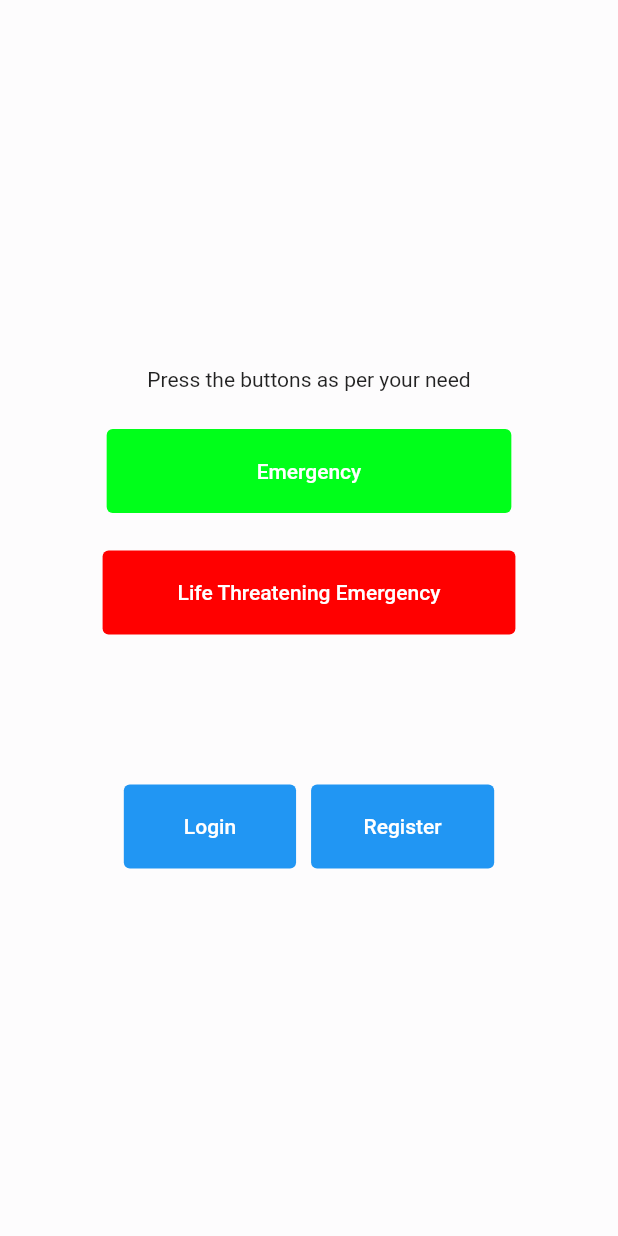
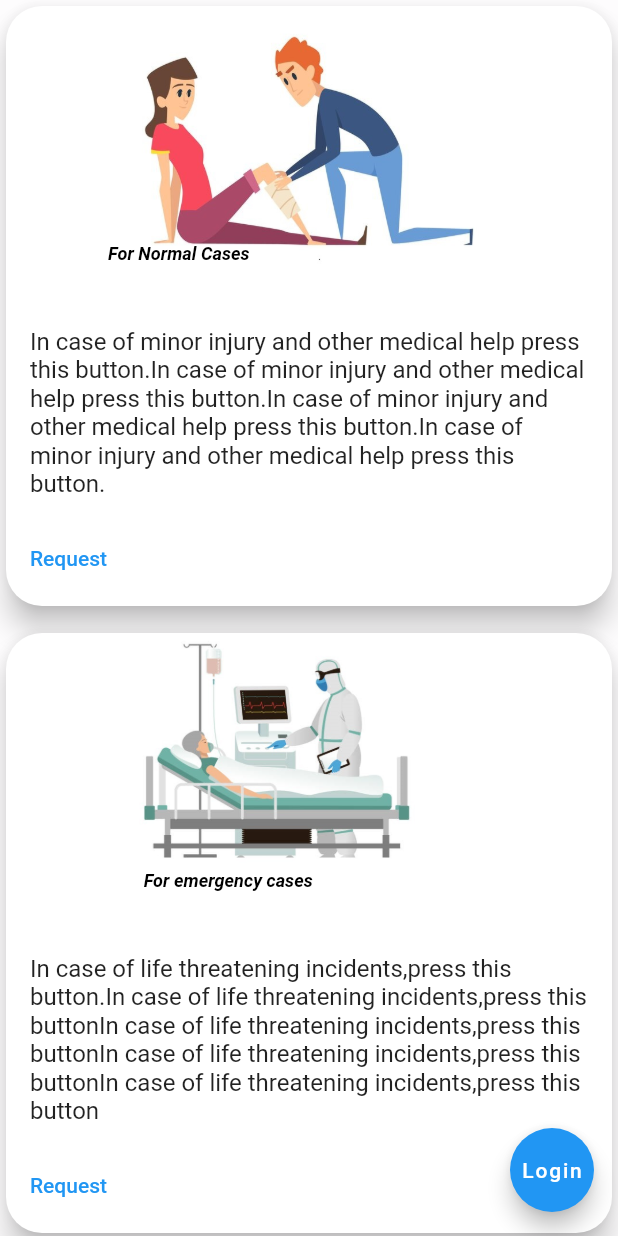
Before and after one commit to NightyNight008/AMB-app, a Flutter app: the screen it shows after launch, on a phone screen of 412 x 824 dp. Run offline on Flutter 3.47's test engine with Material 2 defaults, Android fonts, the phone set to English and light mode, and no system bars; our stand-ins replace firebase_auth, firebase_core, firebase_database; accounts and stored records are empty.

```diff
--- a/lib/constant/routes.dart
+++ b/lib/constant/routes.dart
@@ -1,4 +1,4 @@
-import 'package:amb_app/views/user_options.dart';
+import 'package:amb_app/views/user_profileoptions.dart';
 
 const loginRoute = '/login/';
 const registerRoute = '/register/';
@@ -10,3 +10,6 @@ const mapsroute = '/maps';
 const registerdriverroute = "/registerdriver";
 const profilePhome = "/ProfilePhome";
 const useroptionsroute = "/UserOptions";
+const databaseroute = "/Database";
+const readroute = "/Read";
+const writeroute = "/write";
--- a/lib/custom widgets/cardbutton.dart
+++ b/lib/custom widgets/cardbutton.dart
@@ -27,9 +27,6 @@ class CardButton extends StatelessWidget {
       ),
       child: Column(
         children: [
-          // const SizedBox(
-          //   height: 10,
-          // ),
           Stack(
             children: [
               Image.asset(
@@ -37,20 +34,10 @@ class CardButton extends StatelessWidget {
                 height: 180,
                 fit: BoxFit.fill,
               ),
-
-              // Ink.image(
-              //   image: NetworkImage(link),
-              //   height: 150,
-              //   fit: BoxFit.cover,
-              //   width: double.infinity,
-              //   child: InkWell(
-              //     onTap: () {},
-              //   ),
-              // ),
               Positioned(
                 bottom: 8,
-                right: 0,
-                left: 0,
+                right: 8,
+                left: 8,
                 child: Text(
                   text,
                   style: const TextStyle(
@@ -63,7 +50,6 @@ class CardButton extends StatelessWidget {
               ),
             ],
           ),
-
           const SizedBox(
             height: 18,
           ),
--- a/lib/custom widgets/pressable_buttons.dart
+++ b/lib/custom widgets/pressable_buttons.dart
@@ -23,7 +23,7 @@ class Pressable_Button extends StatelessWidget {
         Navigator.of(context).pushNamedAndRemoveUntil(onTap, (route) => false);
       },
       style: TextButton.styleFrom(
-        backgroundColor: buttonbackgroundcolor ?? Colors.blue,
+        backgroundColor: buttonbackgroundcolor ?? Colors.purple[400],
         foregroundColor: Colors.white,
         padding: EdgeInsets.symmetric(
             horizontal: horizontalLength ?? 50, vertical: verticallength ?? 20),
--- a/lib/views/home_view.dart
+++ b/lib/views/home_view.dart
@@ -1,3 +1,4 @@
+import 'package:amb_app/custom%20widgets/cardbutton.dart';
 import 'package:amb_app/custom%20widgets/pressable_buttons.dart';
 import 'package:flutter/material.dart';
 
@@ -14,64 +15,99 @@ class _HomePageState extends State<HomePage> {
   @override
   Widget build(BuildContext context) {
     return Scaffold(
+      // floatingActionButtonLocation: FloatingActionButtonLocation.centerFloat,
+      // floatingActionButton: Container(
+      //   padding: const EdgeInsets.symmetric(horizontal: 8),
+      //   height: 60,
+      //   width: double.infinity,
+      //   margin: const EdgeInsets.symmetric(
+      //     horizontal: 8,
+      //   ),
+      //   decoration: BoxDecoration(
+      //     borderRadius: BorderRadius.circular(40),
+      //     color: Colors.purple,
+      //   ),
+      //   child: const Text(
+      //     'Login',
+      //     textAlign: TextAlign.center,
+      //   ),
+      // ),
+      floatingActionButton: FloatingActionButton(
+        onPressed: () {
+          Navigator.of(context)
+              .pushNamedAndRemoveUntil(loginRoute, (route) => false);
+        },
+        child: const Text('Login'),
+      ),
+
       backgroundColor: const Color.fromARGB(255, 253, 252, 253),
       body: SafeArea(
         child: Center(
+          child: SingleChildScrollView(
             child: Column(
               mainAxisAlignment: MainAxisAlignment.center,
               children: [
-              const Text("Press the buttons as per your need"),
-              const SizedBox(
-                height: 25,
-              ),
                 // *******************************************************Emergency button
 
-              Pressable_Button(
-                onTap: loginRoute,
-                buttontext: 'Emergency',
-                buttonbackgroundcolor: const Color.fromARGB(255, 0, 255, 26),
-                horizontalLength: 100,
+                CardButton(
+                    tap: () {},
+                    text: 'For Normal Cases',
+                    details:
+                        "In case of minor injury and other medical help press this button.In case of minor injury and other medical help press this button.In case of minor injury and other medical help press this button.In case of minor injury and other medical help press this button.",
+                    link: "assets/images/injured.jpg",
+                    pressbutton: 'Request'),
+
+                //*************************************************Life threatening  */
+                const SizedBox(
+                  height: 10,
                 ),
-              const SizedBox(
-                height: 25,
-              ),
-              //*************************************************Life threatening  */
-
-              Pressable_Button(
-                onTap: loginRoute,
-                buttontext: 'Life Threatening Emergency',
-                buttonbackgroundcolor: const Color.fromARGB(255, 255, 0, 0),
-              ),
+                CardButton(
+                    tap: () {},
+                    text: 'For emergency cases',
+                    details:
+                        "In case of life threatening incidents,press this button.In case of life threatening incidents,press this buttonIn case of life threatening incidents,press this buttonIn case of life threatening incidents,press this buttonIn case of life threatening incidents,press this button",
+                    link: "assets/images/icu.jpg",
+                    pressbutton: 'Request'),
 
                 //*****************************************************/
-              const SizedBox(
-                height: 100,
-              ),
                 //*****************************Login Button On Homepage */
 
-              Row(
-                mainAxisAlignment: MainAxisAlignment.center,
-                children: [
-                  Pressable_Button(
-                    onTap: loginRoute,
-                    buttontext: 'Login',
-                    horizontalLength: 40,
+                // Center(
+                //   child: Row(
+                //     mainAxisAlignment: MainAxisAlignment.end,
+                //     children: [
+                //       Pressable_Button(
+                //         onTap: loginRoute,
+                //         buttontext: 'Login',
+                //         horizontalLength: 90,
+                //       ),
+
+                //       const SizedBox(
+                //         width: 10,
+                //       ),
+                //       //****************************Register Button */
+                //       Pressable_Button(
+                //         onTap: register2Route,
+                //         buttontext: 'Register',
+                //         horizontalLength: 90,
+                //       ),
+
+                //       //**********************************************************************/
+                //     ],
+                //   ),
+                // ),
+
+                //REmove this
+                const SizedBox(
+                  height: 5,
                 ),
-
+                Pressable_Button(onTap: databaseroute, buttontext: 'Database'),
+                // *****till here
                 const SizedBox(
-                    width: 10,
+                  height: 80,
                 ),
-                  //****************************8Register Button */
-                  Pressable_Button(
-                    onTap: register2Route,
-                    buttontext: 'Register',
-                    horizontalLength: 35,
-                  ),
-
-                  //**********************************************************************/
               ],
             ),
-            ],
           ),
         ),
       ),
--- a/lib/views/profile_home.dart
+++ b/lib/views/profile_home.dart
@@ -1,6 +1,6 @@
 import 'package:amb_app/constant/routes.dart';
 import 'package:amb_app/views/ProfilePage.dart';
-import 'package:amb_app/views/user_options.dart';
+import 'package:amb_app/views/user_profileoptions.dart';
 import 'package:flutter/material.dart';
 import '../custom widgets/cardbutton.dart';
 import 'login_view.dart';
--- a/lib/views/user_options.dart
+++ b/lib/views/user_profileoptions.dart
@@ -36,12 +36,37 @@ class _UserOptionsState extends State<UserOptions> {
                 link: 'assets/images/Ambulance1.jpg',
                 pressbutton: 'Request',
               ),
+              const SizedBox(
+                  height: 10,
+                ),
+              CardButton(
+                    tap: () {},
+                    text: 'For Normal Cases',
+                    details:
+                        "In case of minor injury and other medical help press this button.In case of minor injury and other medical help press this button.In case of minor injury and other medical help press this button.In case of minor injury and other medical help press this button.",
+                    link: "assets/images/injured.jpg",
+                    pressbutton: 'Request'),
+
+                //*************************************************Life threatening  */
+                const SizedBox(
+                  height: 10,
+                ),
+                CardButton(
+                    tap: () {},
+                    text: 'For emergency cases',
+                    details:
+                        "In case of life threatening incidents,press this button.In case of life threatening incidents,press this buttonIn case of life threatening incidents,press this buttonIn case of life threatening incidents,press this buttonIn case of life threatening incidents,press this button",
+                    link: "assets/images/icu.jpg",
+                    pressbutton: 'Request',),
+                    const SizedBox(
+                  height: 10,
+                ),
               CardButton(
                 tap: () {},
                 text: 'Find Now',
                 details:
                     'You can locate nearby ambulances and hospitals close to you',
-                link: 'assets/images/Maps.jpg',
+                link: 'assets/images/maps_1.jpg',
                 pressbutton: 'Find Now',
               ),
             ],
--- a/pubspec.yaml
+++ b/pubspec.yaml
@@ -40,6 +40,7 @@ dependencies:
   fab_circular_menu: any
   firebase_core: ^2.3.0
   firebase_auth: ^4.2.4
+  firebase_database: ^10.0.9
 
 dev_dependencies:
   flutter_test:
```
Also changed, not shown: lib/Database/database.dart (added, +44 -0 lines), lib/Database/read.dart (added, +29 -0 lines), lib/Database/write.dart (added, +89 -0 lines), lib/main.dart (+53 -2 lines), assets/images/Maps.jpg (deleted), assets/images/icu.jpg (added), assets/images/injured.jpg (added), assets/images/maps_1.jpg (added), lib/firebase_options.dart, pubspec.lock, 4 other files. Lines whose indentation alone changed are shown as unchanged.
